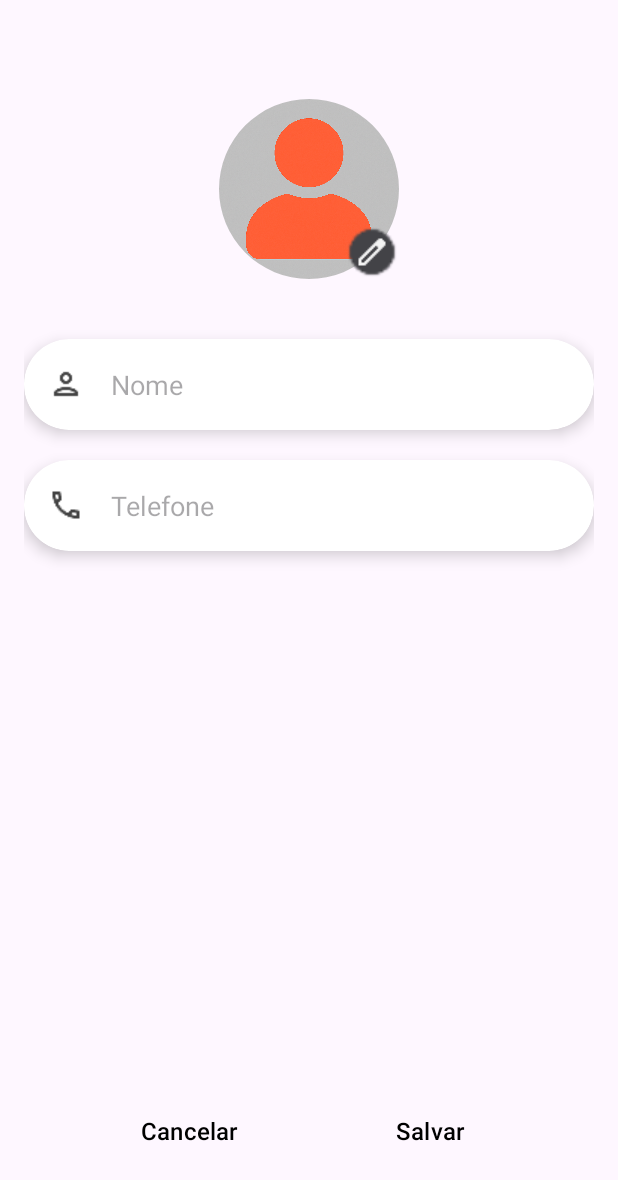
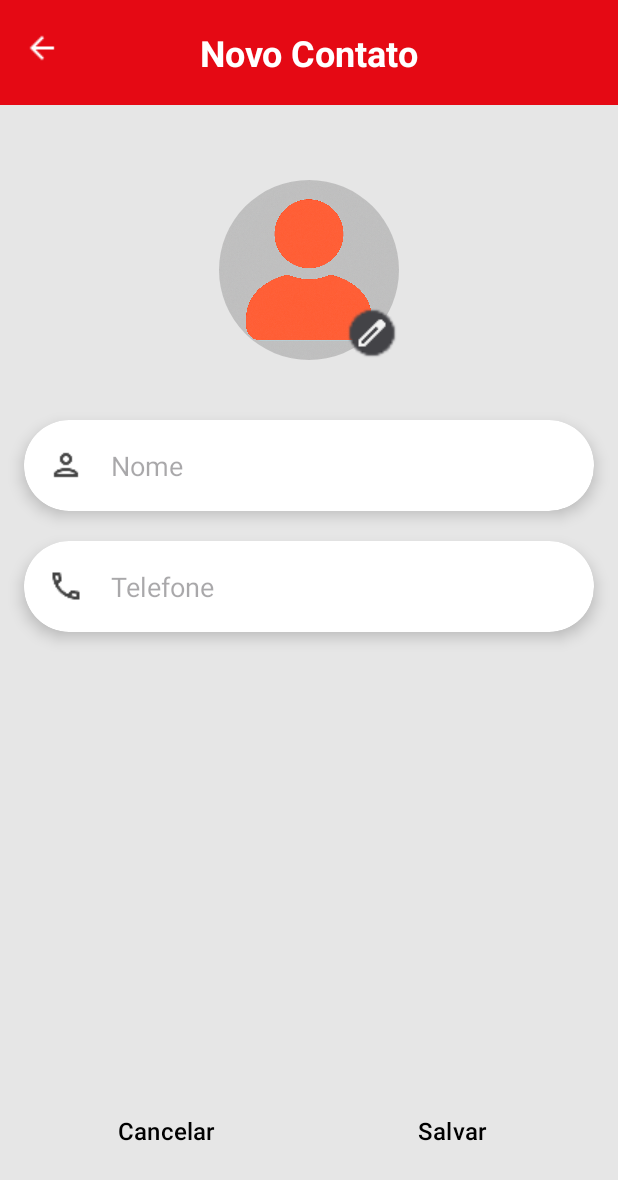
Before and after one commit to WellingtonHSL/App-Contatos, an Android app: the AddContactActivity screen opened directly, with no data from a screen before it, on a phone screen of 412 x 824 dp. Shown: the top 1180 px of the screen. Run offline under Robolectric (Android 15) with nearby library versions, the phone set to English and light mode, and no system bars; our stand-ins replace Room's generated code.

Commit message:
style(theme): Estilizei o tema claro do app.

```diff
--- a/app/build.gradle.kts
+++ b/app/build.gradle.kts
@@ -12,7 +12,7 @@ android {
 
     defaultConfig {
         applicationId = "com.wellingtonhenrique.contatos"
-        minSdk = 29
+        minSdk = 28
         targetSdk = 35
         versionCode = 1
         versionName = "1.0"
--- a/app/src/main/java/com/wellingtonhenrique/contatos/ui/AddContactActivity.kt
+++ b/app/src/main/java/com/wellingtonhenrique/contatos/ui/AddContactActivity.kt
@@ -5,11 +5,14 @@ import android.widget.Button
 import android.widget.EditText
 import android.widget.ImageView
 import android.widget.Toast
+import androidx.activity.enableEdgeToEdge
 import androidx.activity.result.ActivityResultLauncher
 import androidx.activity.result.contract.ActivityResultContracts
 import androidx.appcompat.app.AppCompatActivity
 import androidx.core.view.ViewCompat
 import androidx.core.view.WindowInsetsCompat
+import androidx.core.view.WindowInsetsControllerCompat
+import com.google.android.material.appbar.MaterialToolbar
 import com.wellingtonhenrique.contatos.R
 import com.wellingtonhenrique.contatos.data.AppDatabase
 import com.wellingtonhenrique.contatos.data.Contact
@@ -32,12 +35,26 @@ class AddContactActivity : AppCompatActivity() {
 
     override fun onCreate(savedInstanceState: Bundle?) {
         super.onCreate(savedInstanceState)
+        enableEdgeToEdge()
         setContentView(R.layout.activity_add_contact)
+        setSupportActionBar(findViewById(R.id.toolbar_add))
+
+
+        window.statusBarColor = getColor(R.color.red_dark)
+        WindowInsetsControllerCompat(window, window.decorView).isAppearanceLightStatusBars = false
 
         ViewCompat.setOnApplyWindowInsetsListener(findViewById(R.id.add_contact)) { v, insets ->
             val systemBars = insets.getInsets(WindowInsetsCompat.Type.systemBars())
             v.setPadding(systemBars.left, systemBars.top, systemBars.right, systemBars.bottom)
             insets
+        }
+
+        val toolbar = findViewById<MaterialToolbar>(R.id.toolbar_add)
+        setSupportActionBar(toolbar)
+        supportActionBar?.setDisplayHomeAsUpEnabled(true)
+
+        toolbar.setNavigationOnClickListener {
+            finish()
         }
 
         contactDao = AppDatabase.getDatabase(this).contactDao()
--- a/app/src/main/java/com/wellingtonhenrique/contatos/ui/SplashActivity.kt
+++ b/app/src/main/java/com/wellingtonhenrique/contatos/ui/SplashActivity.kt
@@ -8,6 +8,7 @@ import androidx.activity.enableEdgeToEdge
 import androidx.appcompat.app.AppCompatActivity
 import androidx.core.view.ViewCompat
 import androidx.core.view.WindowInsetsCompat
+import androidx.core.view.WindowInsetsControllerCompat
 import com.wellingtonhenrique.contatos.MainActivity
 import com.wellingtonhenrique.contatos.R
 
@@ -16,6 +17,10 @@ class SplashActivity : AppCompatActivity() {
         super.onCreate(savedInstanceState)
         enableEdgeToEdge()
         setContentView(R.layout.activity_splash)
+
+        window.statusBarColor = getColor(R.color.red_dark)
+        WindowInsetsControllerCompat(window, window.decorView).isAppearanceLightStatusBars = false
+
         ViewCompat.setOnApplyWindowInsetsListener(findViewById(R.id.splash)) { v, insets ->
             val systemBars = insets.getInsets(WindowInsetsCompat.Type.systemBars())
             v.setPadding(systemBars.left, systemBars.top, systemBars.right, systemBars.bottom)
--- a/app/src/main/res/layout/activity_add_contact.xml
+++ b/app/src/main/res/layout/activity_add_contact.xml
@@ -6,13 +6,30 @@
     android:id="@+id/add_contact"
     android:layout_width="match_parent"
     android:layout_height="match_parent"
-    tools:context=".ui.AddContactActivity"
-    android:padding="16dp">
+    tools:context=".ui.AddContactActivity">
+
+    <com.google.android.material.appbar.AppBarLayout
+        android:id="@+id/material_toolbar_add"
+        android:layout_width="match_parent"
+        android:layout_height="wrap_content">
+
+        <com.google.android.material.appbar.MaterialToolbar
+            android:id="@+id/toolbar_add"
+            android:layout_width="match_parent"
+            android:layout_height="70dp"
+            app:navigationIcon="@drawable/arrow_back"
+            app:title="Novo Contato"
+            app:titleTextAppearance="@style/ToolbarTitleBold"
+            app:layout_scrollFlags="scroll|enterAlways"
+            app:titleCentered="true"
+            android:background="?attr/colorPrimary"/>
+    </com.google.android.material.appbar.AppBarLayout>
 
     <RelativeLayout
         android:id="@+id/edit_img"
         android:layout_width="wrap_content"
         android:layout_height="wrap_content"
+        android:layout_below="@id/material_toolbar_add"
         android:layout_centerHorizontal="true"
         android:layout_marginTop="50dp">
 
@@ -41,6 +58,8 @@
         android:layout_height="wrap_content"
         android:layout_below="@id/edit_img"
         android:layout_marginTop="40dp"
+        android:layout_marginStart="16dp"
+        android:layout_marginEnd="16dp"
         card_view:cardCornerRadius="30dp"
         card_view:cardElevation="6dp">
 
@@ -77,6 +96,8 @@
         android:layout_height="wrap_content"
         android:layout_below="@id/ll_name"
         android:layout_marginTop="20dp"
+        android:layout_marginStart="16dp"
+        android:layout_marginEnd="16dp"
         card_view:cardCornerRadius="30dp"
         card_view:cardElevation="6dp">
 
@@ -101,7 +122,7 @@
                 android:layout_weight="1"
                 android:layout_marginStart="8dp"
                 android:hint="Telefone"
-
+                android:inputType="phone"
                 android:padding="10dp"
                 android:background="@android:color/transparent" />
         </LinearLayout>
@@ -114,6 +135,7 @@
         android:layout_height="wrap_content"
         android:layout_alignParentBottom="true"
         android:layout_marginBottom="30dp"
+        android:padding="16dp"
         android:orientation="horizontal"
         android:paddingHorizontal="30dp">
 
--- a/app/src/main/res/layout/contact_item.xml
+++ b/app/src/main/res/layout/contact_item.xml
@@ -9,7 +9,7 @@
         android:layout_width="match_parent"
         android:layout_height="wrap_content"
         android:orientation="horizontal"
-        android:padding="8dp">
+        android:padding="16dp">
 
         <com.google.android.material.imageview.ShapeableImageView
             android:id="@+id/iv_add_person"
--- a/app/src/main/res/values/colors.xml
+++ b/app/src/main/res/values/colors.xml
@@ -1,5 +1,13 @@
 <?xml version="1.0" encoding="utf-8"?>
 <resources>
+
+    <!-- Cores principais -->
+    <color name="red_light">#E50914</color>
+    <color name="red_dark">#B20710</color>
+    <color name="white">#FFFFFF</color>
     <color name="black">#FF000000</color>
-    <color name="white">#FFFFFFFF</color>
+
+    <!-- Cores customizadas -->
+    <color name="light_colorBackground">#E6E6E6</color>
+    <color name="dark_colorBackground">#333333</color>
 </resources>
--- a/app/src/main/res/values/styles.xml
+++ b/app/src/main/res/values/styles.xml
@@ -4,4 +4,10 @@
         <item name="cornerFamily">rounded</item>
         <item name="cornerSize">50%</item>
     </style>
+
+    <style name="ToolbarTitleBold" parent="TextAppearance.Material3.ActionBar.Title">
+        <item name="android:textStyle">bold</item>
+        <item name="android:textColor">@color/white</item>
+        <item name="android:textSize">24sp</item>
+    </style>
 </resources>
--- a/app/src/main/res/values/themes.xml
+++ b/app/src/main/res/values/themes.xml
@@ -1,8 +1,18 @@
 <resources xmlns:tools="http://schemas.android.com/tools">
     <!-- Base application theme. -->
     <style name="Base.Theme.Contatos" parent="Theme.Material3.DayNight.NoActionBar">
-        <!-- Customize your light theme here. -->
-        <!-- <item name="colorPrimary">@color/my_light_primary</item> -->
+        <!--  Primary brand color.  -->
+        <item name="colorPrimary">@color/red_light</item>
+        <item name="colorPrimaryVariant">@color/red_dark</item>
+        <item name="colorOnPrimary">@color/white</item>
+
+        <!-- Fundo -->
+        <item name="android:colorBackground">@color/light_colorBackground</item>
+
+        <!-- Navegação e status para edge to edge -->
+        <item name="android:windowDrawsSystemBarBackgrounds">true</item>
+        <item name="android:statusBarColor">@color/red_dark</item>
+        <item name="android:navigationBarColor">@color/red_dark</item>
     </style>
 
     <style name="Theme.Contatos" parent="Base.Theme.Contatos" />
```
Also changed, not shown: app/src/main/java/com/wellingtonhenrique/contatos/MainActivity.kt (+9 -0 lines), app/src/main/res/layout/activity_main.xml (+21 -3 lines), app/src/main/res/drawable/add.png (deleted), app/src/main/res/drawable/add_48.png (added), app/src/main/res/drawable/arrow_back.png (added).
